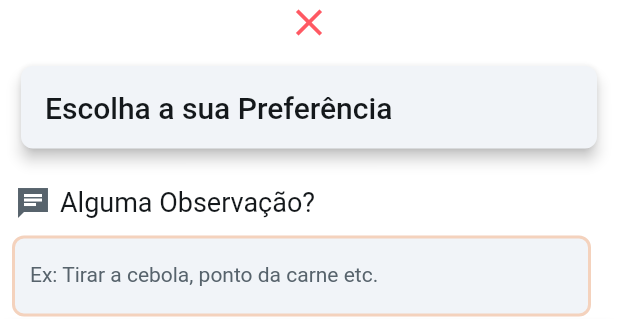
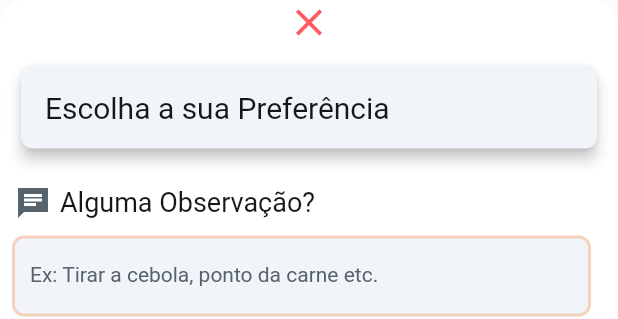
Before and after one commit to diegosilvaadv/pizzaria, a Flutter app: the PreferenciasWidget widget shown alone on an empty page, opened directly with empty values, on a phone screen of 412 x 824 dp. Shown: the top 319 px of the screen. Run offline on Flutter 3.47's test engine with Material 2 defaults, Android fonts, the phone set to English and light mode, and no system bars; our stand-ins replace auto_size_text, badges, cloud_firestore, easy_debounce, firebase_auth, firebase_core and 12 more; missing offline and left inert: json_path; accounts and stored records are empty; network calls fail; Roboto replaces fonts that are missing (Readex Pro).

Commit message:
Updating to latest FlutterFlow output.

```diff
--- a/lib/components/preferencias_widget.dart
+++ b/lib/components/preferencias_widget.dart
@@ -68,6 +68,12 @@ class _PreferenciasWidgetState extends State<PreferenciasWidget> {
             height: 518.0,
             decoration: BoxDecoration(
               color: FlutterFlowTheme.of(context).secondaryBackground,
+              borderRadius: const BorderRadius.only(
+                bottomLeft: Radius.circular(0.0),
+                bottomRight: Radius.circular(0.0),
+                topLeft: Radius.circular(16.0),
+                topRight: Radius.circular(16.0),
+              ),
             ),
             child: SingleChildScrollView(
               child: Column(
@@ -127,7 +133,7 @@ class _PreferenciasWidgetState extends State<PreferenciasWidget> {
                                           .override(
                                             fontFamily: 'Readex Pro',
                                             fontSize: 20.0,
-                                            fontWeight: FontWeight.w500,
+                                            fontWeight: FontWeight.normal,
                                           ),
                                     ),
                                   ],
@@ -175,7 +181,7 @@ class _PreferenciasWidgetState extends State<PreferenciasWidget> {
                                                     0.0, 0.0, 0.0, 6.0),
                                             child: Container(
                                               width: 100.0,
-                                              height: 44.0,
+                                              height: 52.0,
                                               decoration: BoxDecoration(
                                                 color:
                                                     FlutterFlowTheme.of(context)
@@ -185,6 +191,8 @@ class _PreferenciasWidgetState extends State<PreferenciasWidget> {
                                               ),
                                               child: Column(
                                                 mainAxisSize: MainAxisSize.max,
+                                                mainAxisAlignment:
+                                                    MainAxisAlignment.center,
                                                 children: [
                                                   Row(
                                                     mainAxisSize:
@@ -466,8 +474,7 @@ class _PreferenciasWidgetState extends State<PreferenciasWidget> {
                                         ),
                                         Text(
                                           formatNumber(
-                                            functions.finalPrice(widget.valor!,
-                                                FFAppState().quantity),
+                                            FFAppState().total,
                                             formatType: FormatType.decimal,
                                             decimalType:
                                                 DecimalType.commaDecimal,
```
